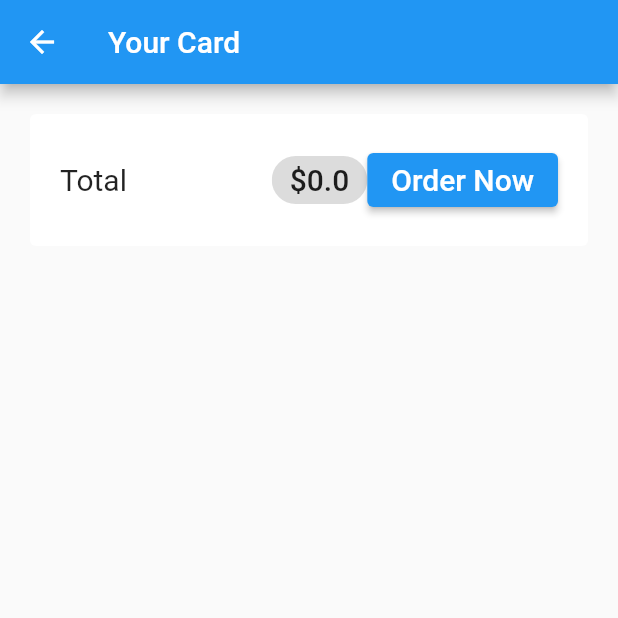
After one commit to magerngulik/shop_app_nullsafety, a Flutter app: the CartScreens screen opened by its route, on a phone screen of 412 x 824 dp, the top half of it. The commit adds this screen. Run offline on Flutter 3.47's test engine with Material 2 defaults, Android fonts, the phone set to English and light mode, and no system bars; network calls fail.

Commit message:
205 working the shoping cart and display the total

```diff
--- a/lib/main.dart
+++ b/lib/main.dart
@@ -4,6 +4,7 @@ import 'package:shopappsnullsefety/screens/product_detail_screen.dart';
 import './screens/product_overview_screens.dart';
 import './providers/products_provider.dart';
 import './providers/card.dart';
+import './screens/cart_screen.dart';
 
 void main() {
   runApp(const MyApp());
@@ -25,6 +26,7 @@ class MyApp extends StatelessWidget {
         home: ProductOverviewScreen(),
         routes: {
           ProductDetailScreen.routeName: (_) => ProductDetailScreen(),
+          CartScreens.namedRoute: (_) => CartScreens()
         },
       ),
     );
--- a/lib/providers/card.dart
+++ b/lib/providers/card.dart
@@ -24,6 +24,14 @@ class Cart extends ChangeNotifier {
     return _items.length;
   }
 
+  double get totalAmount {
+    var total = 0.0;
+    _items.forEach((key, value) {
+      total += value.price * value.quantity;
+    });
+    return total;
+  }
+
   void addItem(String productId, double price, String title) {
     if (_items.containsKey(productId)) {
       _items.update(
--- /dev/null
+++ b/lib/screens/cart_screen.dart
@@ -0,0 +1,66 @@
+import 'package:flutter/material.dart';
+import 'package:provider/provider.dart';
+import '../providers/card.dart';
+
+class CartScreens extends StatelessWidget {
+  const CartScreens({Key? key}) : super(key: key);
+  static const namedRoute = '/cart';
+
+  @override
+  Widget build(BuildContext context) {
+    final cart = Provider.of<Cart>(context, listen: false);
+
+    return Scaffold(
+      appBar: AppBar(
+        title: Text(
+          "Your Card",
+          style: TextStyle(
+            fontSize: 20.0,
+          ),
+        ),
+      ),
+      body: Column(
+        children: [
+          Card(
+              elevation: 0,
+              margin: const EdgeInsets.all(20.0),
+              child: Padding(
+                padding: const EdgeInsets.all(20.0),
+                child: Row(
+                  mainAxisAlignment: MainAxisAlignment.spaceBetween,
+                  children: [
+                    Text(
+                      "Total",
+                      style: TextStyle(
+                        fontSize: 20.0,
+                      ),
+                    ),
+                    Spacer(),
+                    SizedBox(
+                      width: 10.0,
+                    ),
+                    Chip(
+                      label: Text(
+                        '\$${cart.totalAmount}',
+                        style: TextStyle(
+                          fontSize: 20.0,
+                        ),
+                      ),
+                    ),
+                    ElevatedButton(
+                      onPressed: () {},
+                      child: Text(
+                        "Order Now",
+                        style: TextStyle(
+                          fontSize: 20.0,
+                        ),
+                      ),
+                    )
+                  ],
+                ),
+              ))
+        ],
+      ),
+    );
+  }
+}
--- a/lib/screens/product_overview_screens.dart
+++ b/lib/screens/product_overview_screens.dart
@@ -6,6 +6,7 @@ import '../providers/product.dart';
 import '../providers/products_provider.dart';
 import '../widgets/product_grid.dart';
 import '../widgets/badge.dart';
+import '../screens/cart_screen.dart';
 
 enum FilterOptions { Favorites, All }
 
@@ -49,8 +50,13 @@ class _ProductOverviewScreenState extends State<ProductOverviewScreen> {
             child: ch!,
             value: value.itemCount.toString(),
           ),
-          child: Icon(
-            Icons.shopping_cart,
+          child: InkWell(
+            onTap: () {
+              Navigator.pushNamed(context, CartScreens.namedRoute);
+            },
+            child: Icon(
+              Icons.shopping_cart,
+            ),
           ),
         )
       ]),
```
